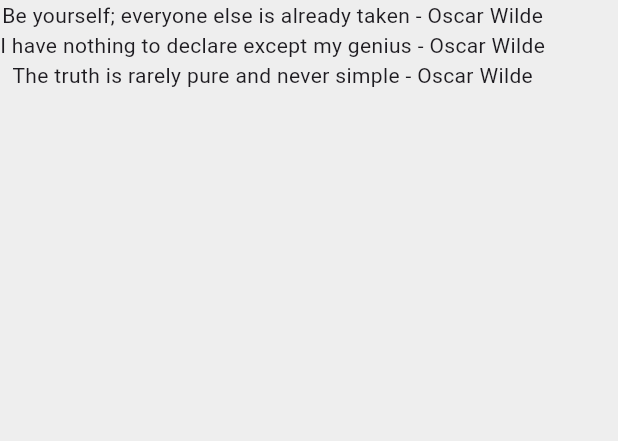
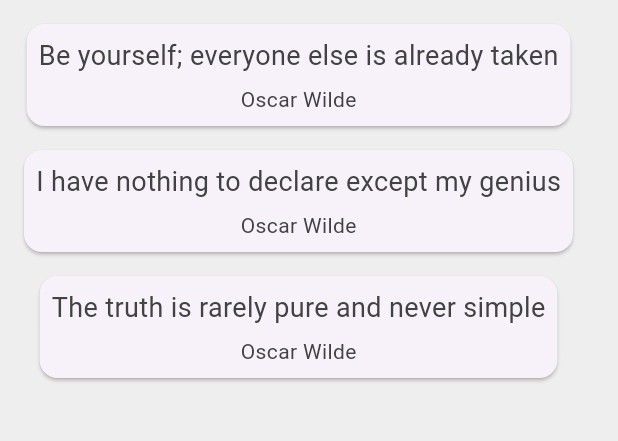
Before and after one commit to sungyongcho/Mobile, a Flutter app: the screen it shows after launch, on a phone screen of 412 x 824 dp, the part 84-525 px from its top. Run offline on Flutter 3.47's test engine with Material 3 defaults, Android fonts, the phone set to English and light mode, and no system bars.

Commit message:
chore: upto #19; cards

```diff
--- a/tutorial/quotes/lib/main.dart
+++ b/tutorial/quotes/lib/main.dart
@@ -17,16 +17,40 @@ class QuoteList extends StatefulWidget {
 class _QuoteListState extends State<QuoteList> {
   List<Quote> quotes = [
     Quote(
-        author: 'Oscar Wilde',
-        text: 'Be yourself; everyone else is already taken'),
+      author: 'Oscar Wilde',
+      text: 'Be yourself; everyone else is already taken',
+    ),
     Quote(
       author: 'Oscar Wilde',
       text: 'I have nothing to declare except my genius',
     ),
     Quote(
-        author: 'Oscar Wilde',
-        text: 'The truth is rarely pure and never simple'),
+      author: 'Oscar Wilde',
+      text: 'The truth is rarely pure and never simple',
+    ),
   ];
+
+  Widget quoteTemplate(quote) {
+    return Card(
+      margin: EdgeInsets.fromLTRB(16, 16, 16, 0),
+      child: Padding(
+        padding: const EdgeInsets.all(8.0),
+        child: Column(
+          children: <Widget>[
+            Text(
+              quote.text,
+              style: TextStyle(fontSize: 18.0, color: Colors.grey[800]),
+            ),
+            SizedBox(height: 6.0),
+            Text(
+              quote.author,
+              style: TextStyle(fontSize: 14.0, color: Colors.grey[800]),
+            ),
+          ],
+        ),
+      ),
+    );
+  }
 
   @override
   Widget build(BuildContext context) {
@@ -38,9 +62,7 @@ class _QuoteListState extends State<QuoteList> {
         backgroundColor: Colors.redAccent,
       ),
       body: Column(
-        children: quotes
-            .map((quote) => Text('${quote.text} - ${quote.author}'))
-            .toList(),
+        children: quotes.map((quote) => quoteTemplate(quote)).toList(),
       ),
     );
   }
```
